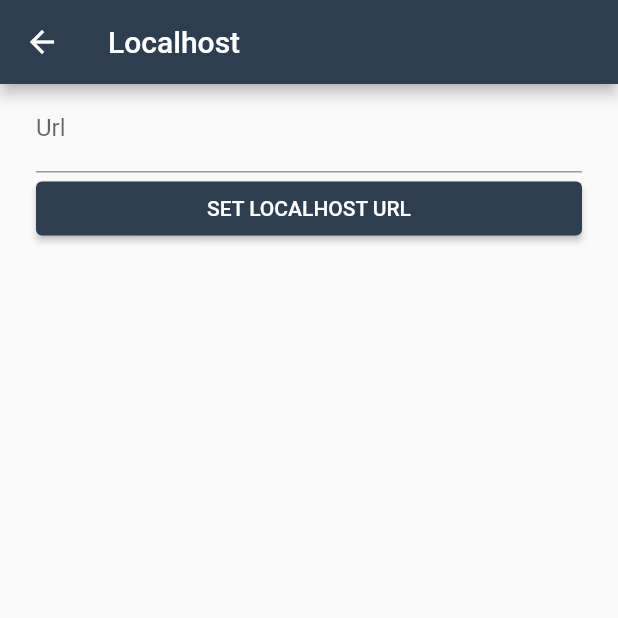
After one commit to dhohirpradana/presensi, a Flutter app: the LocalhostScren screen opened directly, on a phone screen of 412 x 824 dp, the top half of it. The commit adds this screen. Run offline on Flutter 3.47's test engine with Material 2 defaults, Android fonts, the phone set to English and light mode, and no system bars; our stand-ins replace awesome_dialog, dio, geolocator, image_picker, shared_preferences; accounts and stored records are empty.

Commit message:
add custom localhost

```diff
--- /dev/null
+++ b/lib/screens/localhost_screen.dart
@@ -0,0 +1,67 @@
+import 'package:flutter/material.dart';
+import 'package:presensi/utils/url.dart';
+
+class LocalhostScren extends StatefulWidget {
+  const LocalhostScren({Key? key}) : super(key: key);
+
+  @override
+  State<LocalhostScren> createState() => _LocalhostScrenState();
+}
+
+class _LocalhostScrenState extends State<LocalhostScren> {
+  final TextEditingController _textEditingController = TextEditingController();
+  @override
+  Widget build(BuildContext context) {
+    return Scaffold(
+      appBar: AppBar(
+        backgroundColor: const Color(0xff2c3e50),
+        title: const Text('Localhost'),
+      ),
+      body: Center(
+        child: Column(
+          children: [
+            Padding(
+              padding: const EdgeInsets.symmetric(horizontal: 24.0),
+              child: TextFormField(
+                textInputAction: TextInputAction.next,
+                controller: _textEditingController,
+                keyboardType: TextInputType.text,
+                autocorrect: true,
+                decoration: const InputDecoration(
+                    labelText: 'Url',
+                    hintText: 'http:// tanpa nama folder htdocs'),
+              ),
+            ),
+            Padding(
+              padding: const EdgeInsets.symmetric(horizontal: 24),
+              child: Row(
+                children: [
+                  Expanded(
+                      child: ElevatedButton(
+                          onPressed: () async {
+                            setState(() {
+                              localhost = _textEditingController.text;
+                            });
+                            final snackBar = SnackBar(
+                                content: Text('Berhasil set ke ' +
+                                    _textEditingController.text));
+                            ScaffoldMessenger.of(context)
+                                .showSnackBar(snackBar);
+                            Future.delayed(const Duration(seconds: 2), () {
+                              ScaffoldMessenger.of(context)
+                                  .hideCurrentSnackBar();
+                            });
+                          },
+                          style: ButtonStyle(
+                              backgroundColor: MaterialStateProperty.all(
+                                  const Color(0xff2c3e50))),
+                          child: const Text('SET LOCALHOST URL'))),
+                ],
+              ),
+            )
+          ],
+        ),
+      ),
+    );
+  }
+}
--- a/lib/utils/api_provider.dart
+++ b/lib/utils/api_provider.dart
@@ -3,10 +3,11 @@ import 'dart:io';
 
 import 'package:dio/dio.dart';
 import 'package:presensi/utils/global_store.dart';
+import 'package:presensi/utils/url.dart';
 
 class BaseApi {
-  static String url = 'http://192.168.43.205:8000/absikaphp';
-  static String login = '$url/login.php';
+  // static String url = 'http://192.168.43.205:8000/absikaphp';
+  static String login = '$localhost/absikaphp/login.php';
 
   static Future<List> getMapelData(String kelas, String hari) async {
     var _dio = Dio();
@@ -16,7 +17,8 @@ class BaseApi {
       'waktu': hari
     };
 
-    var res = await _dio.get('$url/getData.php', queryParameters: qParams);
+    var res = await _dio.get('$localhost/absikaphp/getData.php',
+        queryParameters: qParams);
     final data = jsonDecode(res.data);
     return data;
   }
@@ -42,7 +44,7 @@ class BaseApi {
       'keterangan': keterangan,
     });
 
-    var res = await _dio.post('$url/submit.php',
+    var res = await _dio.post('$localhost/absikaphp/submit.php',
         options: Options(headers: {
           HttpHeaders.contentTypeHeader: "application/json",
         }),
@@ -62,7 +64,8 @@ class BaseApi {
       'waktu': hari
     };
 
-    var res = await _dio.get('$url/getData.php', queryParameters: qParams);
+    var res = await _dio.get('$localhost/absikaphp/getData.php',
+        queryParameters: qParams);
     final data = jsonDecode(res.data);
     // print(data);
     return data;
--- /dev/null
+++ b/lib/utils/url.dart
@@ -0,0 +1 @@
+String localhost = 'http://192.168.57.55';
```
Also changed, not shown: lib/screens/login_screen.dart (+16 -4 lines).
